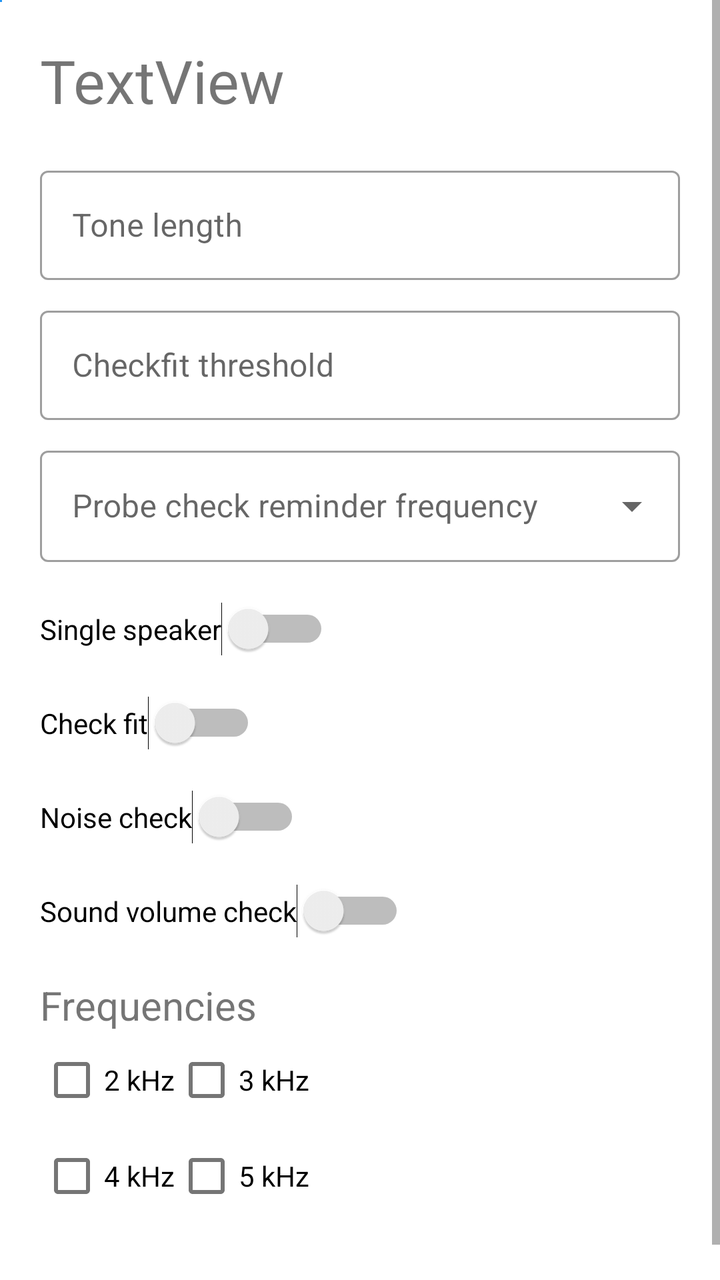
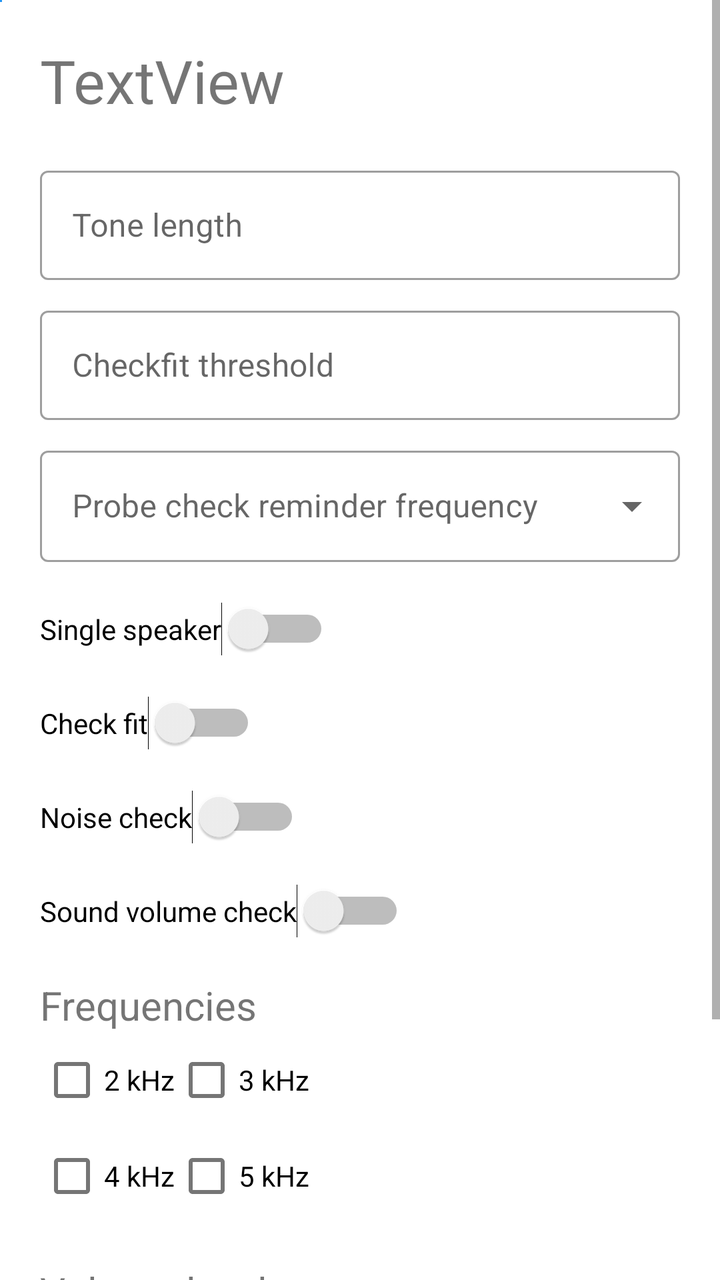

Screens rendered from an Android XML layout before and after an edit, with the pre-edit source and the edit as a unified diff.
<!-- AndroidManifest.xml: application theme AppTheme -->
<!-- res/layout/settings.xml -->
<?xml version="1.0" encoding="utf-8"?>
<ScrollView xmlns:android="http://schemas.android.com/apk/res/android"
    xmlns:tools="http://schemas.android.com/tools"
    android:layout_width="match_parent"
    android:layout_height="match_parent"
    xmlns:app="http://schemas.android.com/apk/res-auto">
<androidx.constraintlayout.widget.ConstraintLayout
    android:layout_width="match_parent"
    android:layout_height="match_parent">

    <Button
        android:id="@+id/button6"
        android:layout_width="1dp"
        android:layout_height="1dp"
        android:text="Button"
        app:layout_constraintStart_toStartOf="parent"
        app:layout_constraintTop_toTopOf="parent" />

    <com.google.android.material.textfield.TextInputLayout
        android:id="@+id/textInputLayout5"
        style="@style/Widget.MaterialComponents.TextInputLayout.OutlinedBox"
        android:layout_width="0dp"
        android:layout_height="60dp"
        android:layout_marginStart="20dp"
        android:layout_marginEnd="20dp"
        android:layout_marginTop="80dp"
        android:hint="Tone length"
        android:tooltipText="testing"
        app:layout_constraintEnd_toEndOf="parent"
        app:layout_constraintStart_toStartOf="parent"
        app:layout_constraintTop_toTopOf="parent">

        <com.google.android.material.textfield.TextInputEditText
            android:id="@+id/constantToneLength"
            android:layout_width="match_parent"
            android:layout_height="wrap_content"
            android:imeOptions="actionDone"
            android:inputType="numberDecimal"
            android:selectAllOnFocus="true" />

    </com.google.android.material.textfield.TextInputLayout>

    <com.google.android.material.textfield.TextInputLayout
        android:id="@+id/textInputLayout7"
        style="@style/Widget.MaterialComponents.TextInputLayout.OutlinedBox"
        android:layout_width="0dp"
        android:layout_height="60dp"
        android:layout_marginStart="20dp"
        android:layout_marginEnd="20dp"
        android:hint="Checkfit threshold"
        android:layout_marginTop="10dp"
        android:tooltipText="Checkfit threshold"
        app:layout_constraintEnd_toEndOf="parent"
        app:layout_constraintStart_toStartOf="parent"
        app:layout_constraintTop_toBottomOf="@+id/textInputLayout5">

        <com.google.android.material.textfield.TextInputEditText
            android:id="@+id/checkFitThresh"
            android:layout_width="match_parent"
            android:layout_height="wrap_content"
            android:imeOptions="actionDone"
            android:inputType="numberDecimal"
            android:selectAllOnFocus="true" />

    </com.google.android.material.textfield.TextInputLayout>

    <com.google.android.material.textfield.TextInputLayout
        android:id="@+id/textInputLayout"
        style="@style/Widget.MaterialComponents.TextInputLayout.OutlinedBox.ExposedDropdownMenu"
        android:layout_width="0dp"
        android:layout_height="wrap_content"
        android:layout_marginTop="10dp"
        android:hint="Probe check reminder frequency"
        app:layout_constraintEnd_toEndOf="@+id/textInputLayout5"
        app:layout_constraintStart_toStartOf="@+id/textInputLayout5"
        app:layout_constraintTop_toBottomOf="@+id/textInputLayout7"
        tools:ignore="MissingConstraints">

        <com.google.android.material.textfield.MaterialAutoCompleteTextView
            android:id="@+id/filled_exposed_dropdown"
            android:layout_width="match_parent"
            android:layout_height="wrap_content"
            android:inputType="none" />

    </com.google.android.material.textfield.TextInputLayout>

    <CheckBox
        android:id="@+id/check1"
        android:layout_width="wrap_content"
        android:layout_height="wrap_content"
        android:layout_weight="1"
        android:text="2 kHz"
        app:layout_constraintStart_toStartOf="@+id/textView3"
        app:layout_constraintTop_toBottomOf="@+id/textView3" />

    <CheckBox
        android:id="@+id/check2"
        android:layout_width="wrap_content"
        android:layout_height="wrap_content"
        android:layout_weight="1"
        android:text="3 kHz"
        app:layout_constraintStart_toEndOf="@+id/check1"
        app:layout_constraintTop_toTopOf="@+id/check1" />

    <CheckBox
        android:id="@+id/check3"
        android:layout_width="wrap_content"
        android:layout_height="wrap_content"
        android:layout_weight="1"
        android:text="4 kHz"
        app:layout_constraintStart_toStartOf="@+id/check1"
        app:layout_constraintTop_toBottomOf="@+id/check1" />

    <CheckBox
        android:id="@+id/check4"
        android:layout_width="wrap_content"
        android:layout_height="wrap_content"
        android:layout_weight="1"
        android:text="5 kHz"
        app:layout_constraintStart_toEndOf="@+id/check3"
        app:layout_constraintTop_toBottomOf="@+id/check2" />

    <Switch
        android:id="@+id/onlyLeftSwitch"
        android:layout_width="wrap_content"
        android:layout_height="wrap_content"
        android:text="Single speaker"
        android:layout_marginTop="20dp"
        app:layout_constraintStart_toStartOf="@+id/textInputLayout"
        app:layout_constraintTop_toBottomOf="@+id/textInputLayout" />

    <Switch
        android:id="@+id/checkFitSwitch"
        android:layout_width="wrap_content"
        android:layout_height="wrap_content"
        android:text="Check fit"
        android:layout_marginTop="20dp"
        app:layout_constraintStart_toStartOf="@+id/onlyLeftSwitch"
        app:layout_constraintTop_toBottomOf="@+id/onlyLeftSwitch" />

    <Switch
        android:id="@+id/noiseCheckSwitch"
        android:layout_width="wrap_content"
        android:layout_height="wrap_content"
        android:text="Noise check"
        android:layout_marginTop="20dp"
        app:layout_constraintStart_toStartOf="@+id/checkFitSwitch"
        app:layout_constraintTop_toBottomOf="@+id/checkFitSwitch" />

    <Switch
        android:id="@+id/soundVolSwitch"
        android:layout_width="wrap_content"
        android:layout_height="wrap_content"
        android:text="Sound volume check"
        android:layout_marginTop="20dp"
        app:layout_constraintStart_toStartOf="@+id/noiseCheckSwitch"
        app:layout_constraintTop_toBottomOf="@+id/noiseCheckSwitch" />

    <TextView
        android:id="@+id/textView3"
        android:layout_width="wrap_content"
        android:layout_height="wrap_content"
        android:layout_marginStart="20dp"
        android:layout_marginTop="20dp"
        android:text="Frequencies"
        android:textSize="20dp"
        app:layout_constraintStart_toStartOf="parent"
        app:layout_constraintTop_toBottomOf="@+id/soundVolSwitch" />

    <TextView
        android:id="@+id/textView8"
        android:layout_width="wrap_content"
        android:layout_height="wrap_content"
        android:text="TextView"
        android:textSize="30dp"
        android:textFontWeight="700"
        android:layout_marginTop="20dp"
        app:layout_constraintStart_toStartOf="@+id/checkFitSwitch"
        app:layout_constraintTop_toTopOf="parent" />

    <TextView
        android:id="@+id/buildInfo"
        android:layout_width="0dp"
        android:layout_height="wrap_content"
        android:layout_marginStart="20dp"
        android:layout_marginEnd="20dp"
        android:layout_marginTop="30dp"
        android:layout_marginBottom="20dp"
        android:textSize="12dp"
        android:textColor="#888888"
        android:text="Build"
        app:layout_constraintStart_toStartOf="parent"
        app:layout_constraintEnd_toEndOf="parent"
        app:layout_constraintTop_toBottomOf="@+id/check3" />

</androidx.constraintlayout.widget.ConstraintLayout>
</ScrollView>
<!-- resources referenced by this layout -->
<resources>
  <style name="AppTheme" parent="Theme.MaterialComponents.Light.DarkActionBar">
          
          <item name="colorPrimary">@color/colorPrimary</item>
          <item name="colorPrimaryDark">@color/colorPrimaryDark</item>
          <item name="colorAccent">@color/colorAccent</item>
      </style>
  <color name="colorPrimary">#2395f3</color>
  <color name="colorPrimaryDark">#1c76d3</color>
  <color name="colorAccent">#D81B60</color>
</resources>

<!-- the commit's change to res/layout/settings.xml (unified diff, before → after) -->
@@ -179,6 +179,54 @@
         app:layout_constraintTop_toTopOf="parent" />
 
     <TextView
+        android:id="@+id/volumeLevelsTitle"
+        android:layout_width="wrap_content"
+        android:layout_height="wrap_content"
+        android:layout_marginStart="20dp"
+        android:layout_marginTop="20dp"
+        android:text="Volume levels"
+        android:textSize="20dp"
+        app:layout_constraintStart_toStartOf="parent"
+        app:layout_constraintTop_toBottomOf="@+id/check3" />
+
+    <TextView
+        android:id="@+id/volumeLevelsHint"
+        android:layout_width="0dp"
+        android:layout_height="wrap_content"
+        android:layout_marginStart="20dp"
+        android:layout_marginEnd="20dp"
+        android:text="Fraction of full scale (0-1). Base sets the speaker volume; f1/f2 scale each tone. Applied from the next test."
+        android:textSize="12dp"
+        android:textColor="#888888"
+        app:layout_constraintStart_toStartOf="parent"
+        app:layout_constraintEnd_toEndOf="parent"
+        app:layout_constraintTop_toBottomOf="@+id/volumeLevelsTitle" />
+
+    
+    <LinearLayout
+        android:id="@+id/volumeTable"
+        android:layout_width="0dp"
+        android:layout_height="wrap_content"
+        android:layout_marginStart="20dp"
+        android:layout_marginEnd="20dp"
+        android:layout_marginTop="10dp"
+        android:orientation="vertical"
+        app:layout_constraintStart_toStartOf="parent"
+        app:layout_constraintEnd_toEndOf="parent"
+        app:layout_constraintTop_toBottomOf="@+id/volumeLevelsHint" />
+
+    <Button
+        android:id="@+id/resetVolumes"
+        style="@style/Widget.MaterialComponents.Button.OutlinedButton"
+        android:layout_width="wrap_content"
+        android:layout_height="wrap_content"
+        android:layout_marginStart="20dp"
+        android:layout_marginTop="10dp"
+        android:text="Reset volumes to phone defaults"
+        app:layout_constraintStart_toStartOf="parent"
+        app:layout_constraintTop_toBottomOf="@+id/volumeTable" />
+
+    <TextView
         android:id="@+id/buildInfo"
         android:layout_width="0dp"
         android:layout_height="wrap_content"
@@ -191,7 +239,7 @@
         android:text="Build"
         app:layout_constraintStart_toStartOf="parent"
         app:layout_constraintEnd_toEndOf="parent"
-        app:layout_constraintTop_toBottomOf="@+id/check3" />
+        app:layout_constraintTop_toBottomOf="@+id/resetVolumes" />
 
 </androidx.constraintlayout.widget.ConstraintLayout>
 </ScrollView>
